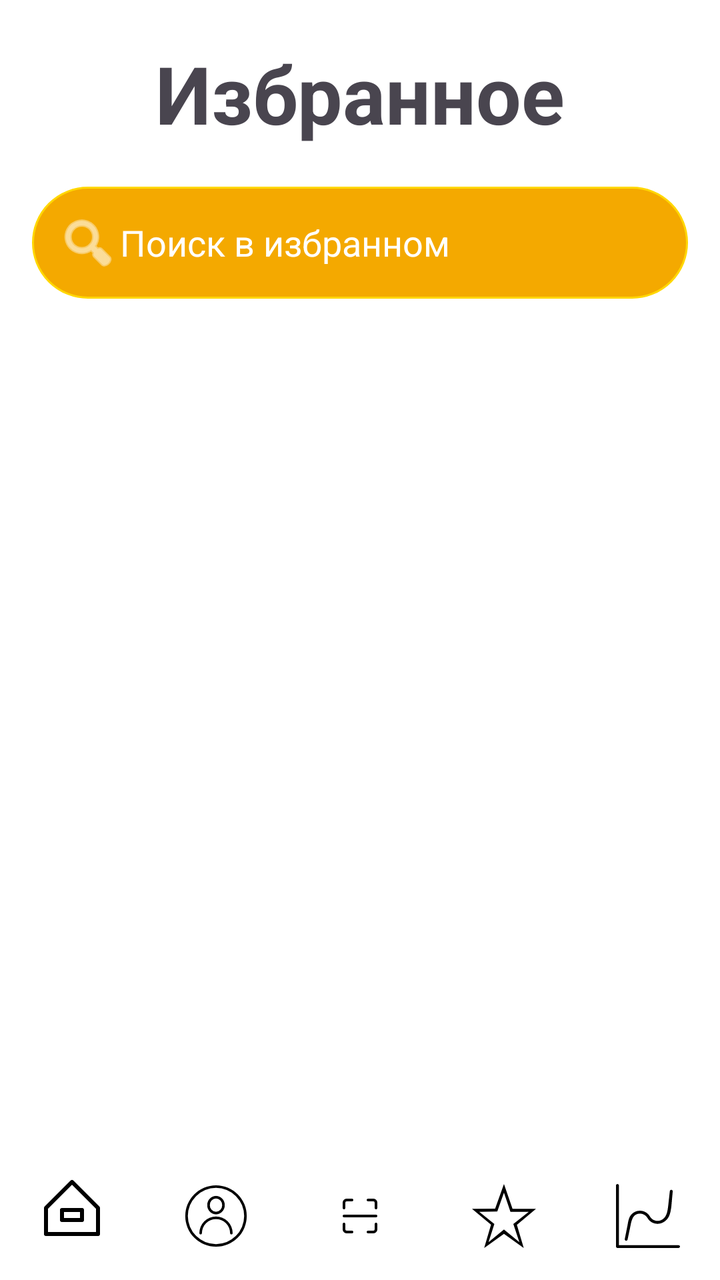
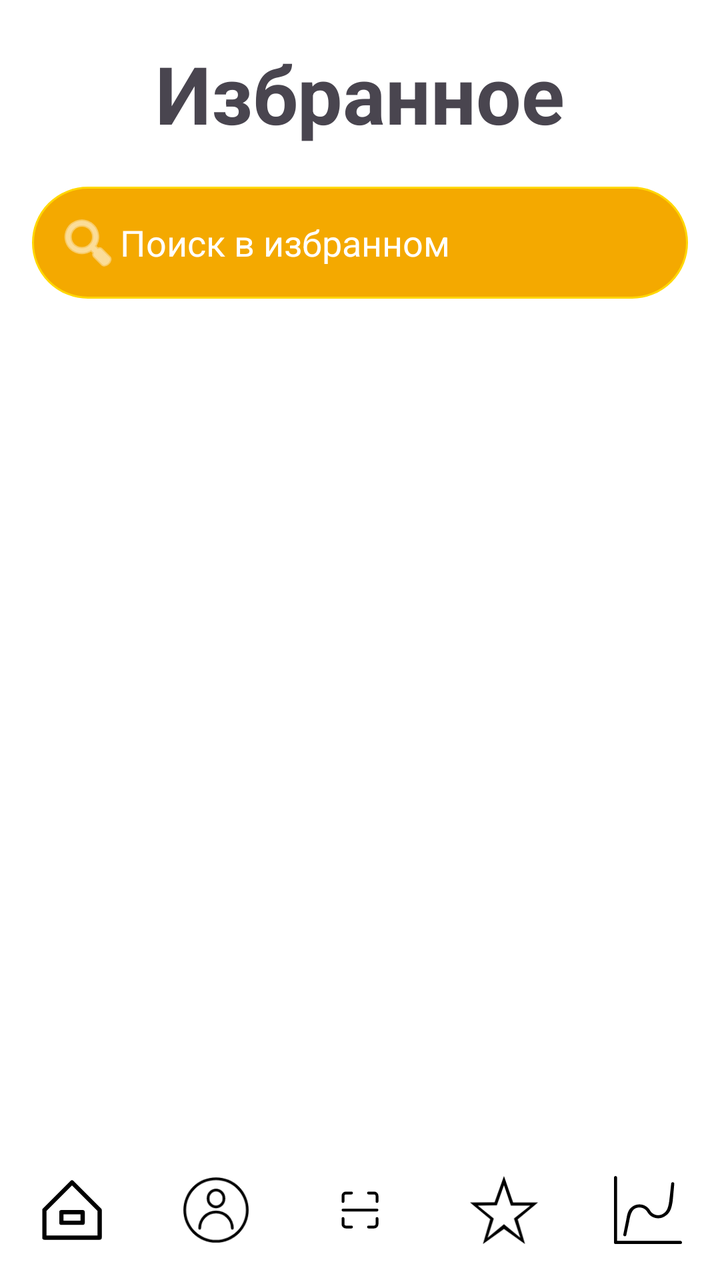

Screens rendered from an Android XML layout before and after an edit, with the pre-edit source and the edit as a unified diff.
<!-- AndroidManifest.xml: application theme Theme.Diplom -->
<!-- res/layout/activity_favorite_food.xml -->
<?xml version="1.0" encoding="utf-8"?>
<androidx.constraintlayout.widget.ConstraintLayout
    xmlns:android="http://schemas.android.com/apk/res/android"
    xmlns:app="http://schemas.android.com/apk/res-auto"
    xmlns:tools="http://schemas.android.com/tools"
    android:id="@+id/main"
    android:layout_width="match_parent"
    android:layout_height="match_parent"
    android:background="#FFFFFF"
    tools:context=".FavoriteFoodActivity">


    <TextView
        android:id="@+id/TitleForList"
        android:layout_width="0dp"
        android:layout_height="wrap_content"
        android:text="Избранное"
        android:textSize="40sp"
        android:textStyle="bold"
        android:gravity="center"
        android:layout_marginTop="20dp"
        android:layout_marginBottom="10dp"
        app:layout_constraintTop_toTopOf="parent"
        app:layout_constraintStart_toStartOf="parent"
        app:layout_constraintEnd_toEndOf="parent"/>


    <EditText
        android:id="@+id/favSearchInput"
        android:layout_width="0dp"
        android:layout_height="wrap_content"
        android:hint="Поиск в избранном"

        android:drawableStart="@android:drawable/ic_menu_search"
        android:drawableTint="#FFFFFF"
        android:padding="12dp"
        android:textColor="#FFFFFF"
        android:textColorHint="#FFFFFF"
        android:background="@drawable/rounded_edittext"
        android:inputType="text"
        android:layout_marginTop="20dp"

        android:layout_marginStart="16dp"
        android:layout_marginEnd="16dp"
        app:layout_constraintTop_toBottomOf="@id/TitleForList"
        app:layout_constraintStart_toStartOf="parent"
        app:layout_constraintEnd_toEndOf="parent"/>


    <androidx.recyclerview.widget.RecyclerView
        android:id="@+id/favRecyclerView"
        android:layout_width="0dp"
        android:layout_height="0dp"
        android:clipToPadding="false"
        android:paddingTop="20dp"
        android:paddingBottom="8dp"
        app:layout_constraintBottom_toTopOf="@id/bottomNavigation"
        app:layout_constraintEnd_toEndOf="parent"
        app:layout_constraintStart_toStartOf="parent"
        app:layout_constraintTop_toBottomOf="@id/favSearchInput" />


    <com.google.android.material.bottomnavigation.BottomNavigationView
        android:id="@+id/bottomNavigation"
        android:layout_width="0dp"
        android:layout_height="64dp"
        android:background="#FFFFFF"
        app:itemIconSize="32dp"
        app:itemIconTint="@color/black"
        app:itemTextColor="@color/black"
        app:menu="@menu/bottom_nav_menu"
        app:layout_constraintBottom_toBottomOf="parent"
        app:layout_constraintStart_toStartOf="parent"
        app:layout_constraintEnd_toEndOf="parent"/>

</androidx.constraintlayout.widget.ConstraintLayout>
<!-- resources referenced by this layout -->
<resources>
  <color name="black">#FF000000</color>
  <!-- unchanged entries left out for length: 3 -->
</resources>

<!-- the commit's change to res/layout/activity_favorite_food.xml (unified diff, before → after) -->
@@ -54,23 +54,74 @@
         android:clipToPadding="false"
         android:paddingTop="20dp"
         android:paddingBottom="8dp"
-        app:layout_constraintBottom_toTopOf="@id/bottomNavigation"
+        app:layout_constraintBottom_toTopOf="@+id/bottomBar"
         app:layout_constraintEnd_toEndOf="parent"
         app:layout_constraintStart_toStartOf="parent"
         app:layout_constraintTop_toBottomOf="@id/favSearchInput" />
 
 
-    <com.google.android.material.bottomnavigation.BottomNavigationView
-        android:id="@+id/bottomNavigation"
+    
+    <LinearLayout
+        android:id="@+id/bottomBar"
         android:layout_width="0dp"
-        android:layout_height="64dp"
+        android:layout_height="70dp"
+        android:orientation="horizontal"
         android:background="#FFFFFF"
-        app:itemIconSize="32dp"
-        app:itemIconTint="@color/black"
-        app:itemTextColor="@color/black"
-        app:menu="@menu/bottom_nav_menu"
+        android:weightSum="5"
+        android:gravity="center"
         app:layout_constraintBottom_toBottomOf="parent"
         app:layout_constraintStart_toStartOf="parent"
-        app:layout_constraintEnd_toEndOf="parent"/>
+        app:layout_constraintEnd_toEndOf="parent">
+
+        <ImageView
+            android:id="@+id/home"
+            android:layout_width="0dp"
+            android:layout_height="match_parent"
+            android:layout_weight="1"
+            android:src="@drawable/home"
+            android:padding="18dp"
+            android:clickable="true"
+            android:focusable="true"/>
+
+        <ImageView
+            android:id="@+id/fav"
+            android:layout_width="0dp"
+            android:layout_height="match_parent"
+            android:layout_weight="1"
+            android:src="@drawable/person"
+            android:padding="18dp"
+            android:clickable="true"
+            android:focusable="true"/>
+
+        <ImageView
+            android:id="@+id/scan"
+            android:layout_width="0dp"
+            android:layout_height="match_parent"
+            android:layout_weight="1"
+            android:src="@drawable/code"
+            android:padding="18dp"
+            android:clickable="true"
+            android:focusable="true"/>
+
+        <ImageView
+            android:id="@+id/food"
+            android:layout_width="0dp"
+            android:layout_height="match_parent"
+            android:layout_weight="1"
+            android:src="@drawable/favor"
+            android:padding="18dp"
+            android:clickable="true"
+            android:focusable="true"/>
+
+        <ImageView
+            android:id="@+id/stats"
+            android:layout_width="0dp"
+            android:layout_height="match_parent"
+            android:layout_weight="1"
+            android:src="@drawable/stat"
+            android:padding="18dp"
+            android:clickable="true"
+            android:focusable="true"/>
+    </LinearLayout>
 
 </androidx.constraintlayout.widget.ConstraintLayout>
<!-- resource entries referenced after the edit -->
@@ -1,6 +1,96 @@
 <!-- resources referenced by this layout -->
 <resources>
-  <color name="black">#FF000000</color>
+  <!-- drawable code (drawable) -->
+  <vector xmlns:android="http://schemas.android.com/apk/res/android"
+      android:width="24dp"
+      android:height="24dp"
+      android:viewportWidth="24"
+      android:viewportHeight="24">
+    <path
+        android:strokeWidth="1"
+        android:pathData="M9,6H7A1,1 0,0 0,6 7V9"
+        android:strokeLineJoin="round"
+        android:fillColor="#00000000"
+        android:strokeColor="#000"
+        android:strokeLineCap="round"/>
+    <path
+        android:strokeWidth="1"
+        android:pathData="M15,6h2a1,1 0,0 1,1 1V9"
+        android:strokeLineJoin="round"
+        android:fillColor="#00000000"
+        android:strokeColor="#000"
+        android:strokeLineCap="round"/>
+    <path
+        android:strokeWidth="1"
+        android:pathData="M18,15v2a1,1 0,0 1,-1 1H15"
+        android:strokeLineJoin="round"
+        android:fillColor="#00000000"
+        android:strokeColor="#000"
+        android:strokeLineCap="round"/>
+    <path
+        android:strokeWidth="1"
+        android:pathData="M9,18H7a1,1 0,0 1,-1 -1V15"
+        android:strokeLineJoin="round"
+        android:fillColor="#00000000"
+        android:strokeColor="#000"
+        android:strokeLineCap="round"/>
+    <path
+        android:strokeWidth="1"
+        android:pathData="M6,12L18,12"
+        android:strokeLineJoin="round"
+        android:fillColor="#00000000"
+        android:strokeColor="#000"
+        android:strokeLineCap="round"/>
+  </vector>
+  <!-- drawable favor (drawable) -->
+  <vector xmlns:android="http://schemas.android.com/apk/res/android"
+      android:width="612dp"
+      android:height="612dp"
+      android:viewportWidth="612"
+      android:viewportHeight="612">
+    <path
+        android:fillColor="#FF000000"
+        android:pathData="M387.67,238.18L305.58,0l-84.43,236.26L0,238.18l181.82,150.94L116.47,612l189.11,-135.31L494.69,612l-65.37,-221.43L612,238.18H387.67zM452.96,556.06L305.58,434.66l-147.38,121.4l55.66,-173.48L69.54,265.66l172.14,-2.14l63.9,-180.4l62.01,182.54h174.86L395.24,382.56L452.96,556.06z"/>
+  </vector>
+  <!-- drawable home (drawable) -->
+  <vector xmlns:android="http://schemas.android.com/apk/res/android"
+      android:width="32dp"
+      android:height="32dp"
+      android:viewportWidth="32"
+      android:viewportHeight="32">
+    <path
+        android:pathData="M29.71,15.29l-13,-13a1,1 0,0 0,-1.42 0l-13,13A1,1 0,0 0,2 16L2,29a1,1 0,0 0,1 1L29,30a1,1 0,0 0,1 -1L30,16A1,1 0,0 0,29.71 15.29ZM28,28L4,28L4,16.41l12,-12 12,12ZM10,17v5a1,1 0,0 0,1 1L21,23a1,1 0,0 0,1 -1L22,17a1,1 0,0 0,-1 -1L11,16A1,1 0,0 0,10 17ZM12,18h8v3L12,21Z"
+        android:fillColor="#FF000000"/>
+  </vector>
+  <!-- drawable person (drawable) -->
+  <vector xmlns:android="http://schemas.android.com/apk/res/android"
+      android:width="50dp"
+      android:height="50dp"
+      android:viewportWidth="50"
+      android:viewportHeight="50">
+    <path
+        android:fillColor="#FF000000"
+        android:pathData="M25,1A24,24 0,1 0,49 25,24 24,0 0,0 25,1ZM25,47A22,22 0,1 1,47 25,22 22,0 0,1 25,47Z"/>
+    <path
+        android:fillColor="#FF000000"
+        android:pathData="M25,25.41a13,13 0,0 0,-13 13,1 1,0 0,0 2,0 11,11 0,1 1,22 0,1 1,0 0,0 2,0A13,13 0,0 0,25 25.41Z"/>
+    <path
+        android:fillColor="#FF000000"
+        android:pathData="M25,23.71a7,7 0,0 0,6.81 -7.2A7,7 0,0 0,25 9.3a7,7 0,0 0,-6.81 7.21A7,7 0,0 0,25 23.71ZM25,11.3a5,5 0,0 1,4.81 5.21A5,5 0,0 1,25 21.71a5,5 0,0 1,-4.81 -5.2A5,5 0,0 1,25 11.3Z"/>
+  </vector>
+  <!-- drawable stat (drawable) -->
+  <vector xmlns:android="http://schemas.android.com/apk/res/android"
+      android:width="44dp"
+      android:height="44dp"
+      android:viewportWidth="44"
+      android:viewportHeight="44">
+    <path
+        android:fillColor="#FF000000"
+        android:pathData="M43,42H2V1c0,-0.553 -0.448,-1 -1,-1S0,0.447 0,1v42c0,0.553 0.448,1 1,1h42c0.552,0 1,-0.447 1,-1S43.552,42 43,42z"/>
+    <path
+        android:fillColor="#FF000000"
+        android:pathData="m38,4c-0.552,0 -1,0.447 -1,1l-1,9c-0.616,6.156 -1.568,8.905 -4.438,10.562 -2.87,1.656 -6.539,0.673 -8.196,-2.196 -2.21,-3.826 -7.102,-5.138 -10.928,-2.929 -3.827,2.209 -3.964,6.257 -4.628,9.563l-1.81,9c0,0.553 0.448,1 1,1s1,-0.447 1,-1l1.479,-7c0.616,-2.568 1.089,-8.173 3.958,-9.83 2.87,-1.657 6.54,-0.674 8.196,2.196 2.21,3.826 7.102,5.137 10.928,2.928 3.828,-2.209 4.681,-5.266 5.439,-10.294l1,-11c0,-0.553 -0.448,-1 -1,-1z"/>
+  </vector>
   <!-- unchanged entries left out for length: 3 -->
 </resources>
 
